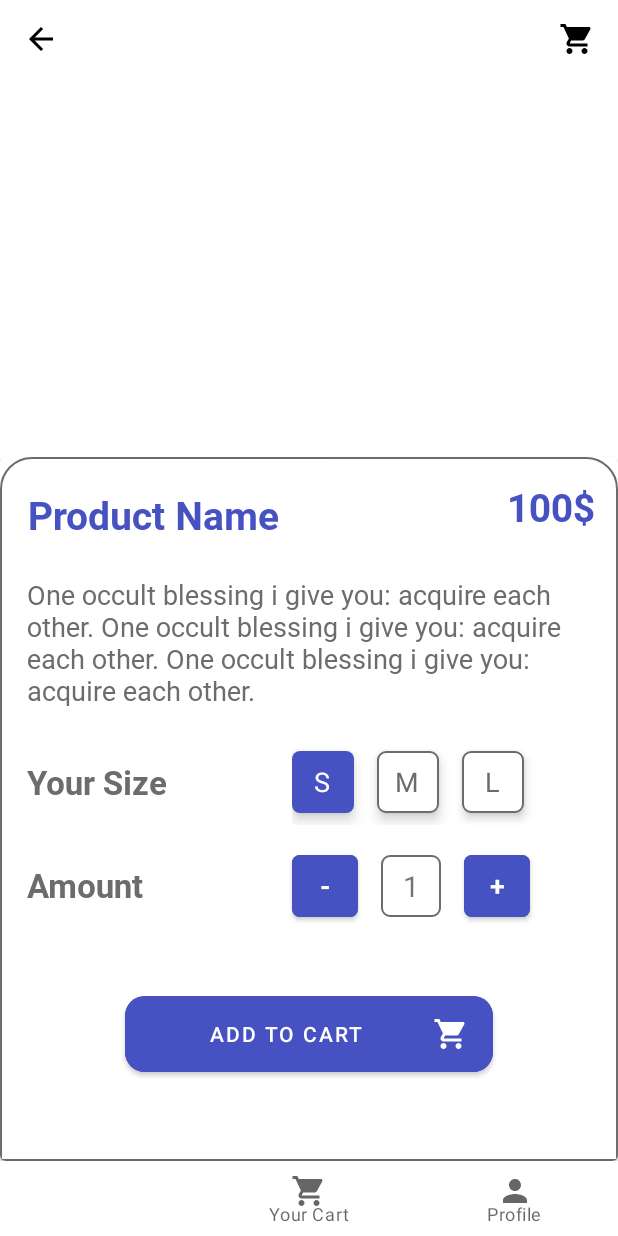
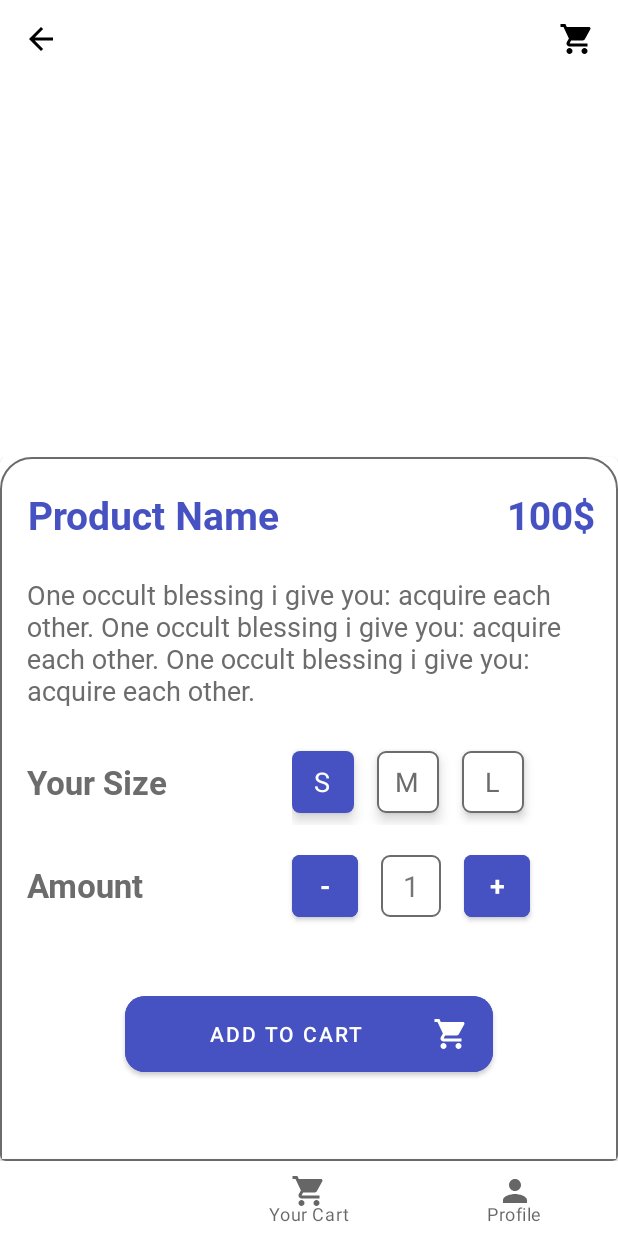
Before and after one commit to SeifEldinMohamed/EcommerceApp, an Android app: the fragment ProductDetailsFragment placed in its activity, on a phone screen of 412 x 824 dp. Run offline under Robolectric (Android 15) with nearby library versions, the phone set to English and light mode, and no system bars; our stand-ins replace Dagger/Hilt's generated code, Picasso, navigation-ui, sdp/ssp sizes; pictures from the network do not load; 7 statements that could not run were skipped.

Commit message:
Latest Version For Reviewing 2

```diff
--- a/app/src/main/AndroidManifest.xml
+++ b/app/src/main/AndroidManifest.xml
@@ -19,6 +19,7 @@
         <activity
             android:name=".StartActivity"
             android:theme="@style/splashScreenTheme"
+            android:screenOrientation="portrait"
             android:exported="true" >
             <intent-filter>
                 <action android:name="android.intent.action.MAIN" />
@@ -28,6 +29,7 @@
         </activity>
         <activity android:name=".HomeActivity"
             android:theme="@style/Theme.EcommerceApp"
+            android:screenOrientation="portrait"
             android:exported="true">
 
         </activity>
--- a/app/src/main/java/com/seif/ecommerceapp/ui/productdetailsfragment/ProductDetailsFragment.kt
+++ b/app/src/main/java/com/seif/ecommerceapp/ui/productdetailsfragment/ProductDetailsFragment.kt
@@ -105,7 +105,7 @@ class ProductDetailsFragment : Fragment() {
 
     private fun fillProductsDetails() {
         Picasso.get().load(productDetails.photo).into(binding.ivProductDetails)
-        binding.tvPriceDetails.text = productDetails.price.toString()
+        binding.tvPriceDetails.text = "${productDetails.price.toString()} $"
         binding.tvProductNameDetails.text = productDetails.productName
         binding.tvProductDescription.text = productDetails.description
     }
--- a/app/src/main/res/layout/fragment_product_details.xml
+++ b/app/src/main/res/layout/fragment_product_details.xml
@@ -193,14 +193,14 @@
                 android:id="@+id/tv_price_details"
                 android:layout_width="wrap_content"
                 android:layout_height="wrap_content"
-                android:layout_marginTop="@dimen/_12sdp"
                 android:layout_marginEnd="@dimen/_12sdp"
                 android:fontFamily="@font/roboto_bold"
                 android:text="@string/_100"
                 android:textColor="@color/blue"
                 android:textSize="@dimen/_20sdp"
+                app:layout_constraintBottom_toBottomOf="@+id/tv_product_name_details"
                 app:layout_constraintEnd_toEndOf="parent"
-                app:layout_constraintTop_toTopOf="parent" />
+                app:layout_constraintTop_toTopOf="@+id/tv_product_name_details" />
 
             <TextView
                 android:id="@+id/tv_product_description"
```
Also changed, not shown: app/src/main/res/layout/item_product_row.xml (+2 -12 lines).
